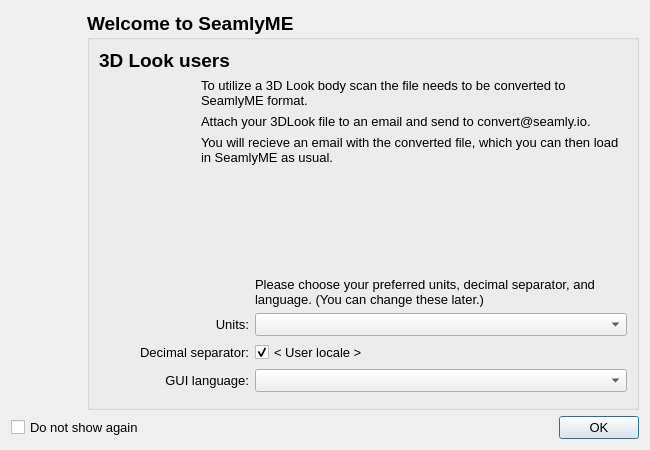
This is src/app/seamlyme/dialogs/me_welcome_dialog.ui in FashionFreedom/Seamly2D as Qt 5 draws it before an edit. The edited form follows.
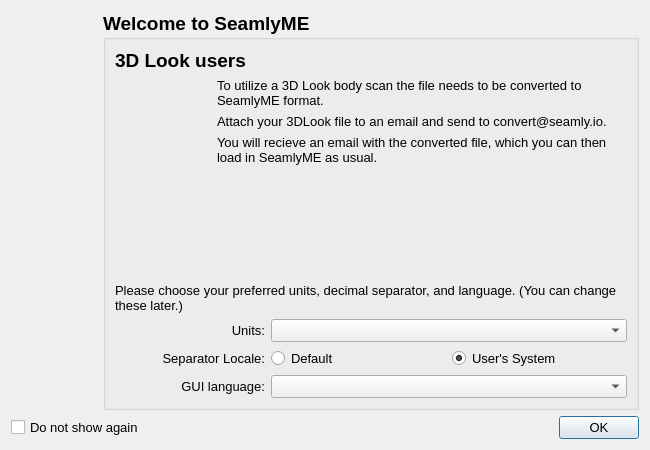
This is the edited form. Icons and pictures are not drawn.

Commit message: update locale pref selection in dialogs

Patch:
```diff
--- a/src/app/seamlyme/dialogs/me_welcome_dialog.ui
+++ b/src/app/seamlyme/dialogs/me_welcome_dialog.ui
@@ -29,20 +29,26 @@
    <iconset resource="../../../libs/vmisc/share/resources/icon.qrc">
     <normaloff>:/icon/logos/seamlyme_logo_32.png</normaloff>:/icon/logos/seamlyme_logo_32.png</iconset>
   </property>
-  <layout class="QVBoxLayout" name="verticalLayout_4">
+  <layout class="QVBoxLayout" name="verticalLayout_3">
    <item>
     <layout class="QHBoxLayout" name="horizontalLayout_3">
      <item>
       <widget class="QLabel" name="seamlyme_banner_Label">
        <property name="sizePolicy">
-        <sizepolicy hsizetype="Fixed" vsizetype="Minimum">
+        <sizepolicy hsizetype="Fixed" vsizetype="Fixed">
          <horstretch>0</horstretch>
          <verstretch>0</verstretch>
         </sizepolicy>
        </property>
        <property name="minimumSize">
         <size>
-         <width>70</width>
+         <width>86</width>
+         <height>400</height>
+        </size>
+       </property>
+       <property name="maximumSize">
+        <size>
+         <width>86</width>
          <height>400</height>
         </size>
        </property>
@@ -50,7 +56,7 @@
         <string/>
        </property>
        <property name="pixmap">
-        <pixmap resource="../share/resources/seamlymeicon.qrc">:/seamlymeicon/seamlyme_vertical.png</pixmap>
+        <pixmap resource="../../../libs/vmisc/share/resources/icon.qrc">:/icon/logos/seamlyme_banner_vert.svg</pixmap>
        </property>
        <property name="scaledContents">
         <bool>true</bool>
@@ -71,7 +77,7 @@
        <property name="title">
         <string>Welcome to SeamlyME</string>
        </property>
-       <layout class="QVBoxLayout" name="verticalLayout_3">
+       <layout class="QVBoxLayout" name="verticalLayout_4">
         <item>
          <layout class="QVBoxLayout" name="verticalLayout_2">
           <item>
@@ -181,8 +187,6 @@
          </spacer>
         </item>
         <item>
-         <layout class="QFormLayout" name="formLayout">
-          <item row="0" column="1">
            <widget class="QLabel" name="label_2">
             <property name="font">
              <font>
@@ -198,7 +202,9 @@
             </property>
            </widget>
           </item>
-          <item row="1" column="0">
+        <item>
+         <layout class="QFormLayout" name="formLayout">
+          <item row="0" column="0">
            <widget class="QLabel" name="units_Label">
             <property name="minimumSize">
              <size>
@@ -220,7 +226,7 @@
             </property>
            </widget>
           </item>
-          <item row="1" column="1">
+          <item row="0" column="1">
            <widget class="QComboBox" name="units_ComboBox">
             <property name="sizePolicy">
              <sizepolicy hsizetype="Preferred" vsizetype="Preferred">
@@ -245,7 +251,7 @@
             </property>
            </widget>
           </item>
-          <item row="2" column="0">
+          <item row="1" column="0">
            <widget class="QLabel" name="seperastor_Label">
             <property name="minimumSize">
              <size>
@@ -260,39 +266,47 @@
              </font>
             </property>
             <property name="text">
-             <string>Decimal separator:</string>
+             <string>Separator Locale:</string>
             </property>
             <property name="alignment">
              <set>Qt::AlignRight|Qt::AlignTrailing|Qt::AlignVCenter</set>
             </property>
            </widget>
           </item>
-          <item row="2" column="1">
-           <widget class="QCheckBox" name="separator_CheckBox">
-            <property name="minimumSize">
-             <size>
-              <width>300</width>
-              <height>0</height>
-             </size>
-            </property>
+          <item row="1" column="1">
+           <layout class="QHBoxLayout" name="horizontalLayout_5">
+            <item>
+             <widget class="QRadioButton" name="cLocale_RadioButton">
             <property name="font">
              <font>
               <pointsize>10</pointsize>
               <bold>false</bold>
              </font>
             </property>
-            <property name="toolTip">
-             <string>&lt;html&gt;&lt;head/&gt;&lt;body&gt;&lt;p&gt;Selects what decimal separator char to use.  When checked the separator for the user's locale is used.  When unchecked the period is used.&lt;/p&gt;&lt;/body&gt;&lt;/html&gt;</string>
-            </property>
+              <property name="text">
+               <string>Default</string>
+              </property>
+             </widget>
+            </item>
+            <item>
+             <widget class="QRadioButton" name="userLocale_RadioButton">
+              <property name="font">
+               <font>
+                <pointsize>10</pointsize>
+                <bold>false</bold>
+               </font>
+              </property>
             <property name="text">
-             <string notr="true">&lt; User locale &gt;</string>
+               <string>User's System</string>
             </property>
             <property name="checked">
              <bool>true</bool>
             </property>
            </widget>
           </item>
-          <item row="3" column="0">
+           </layout>
+          </item>
+          <item row="2" column="0">
            <widget class="QLabel" name="language_Label">
             <property name="minimumSize">
              <size>
@@ -314,7 +328,7 @@
             </property>
            </widget>
           </item>
-          <item row="3" column="1">
+          <item row="2" column="1">
            <widget class="QComboBox" name="language_ComboBox">
             <property name="minimumSize">
              <size>
@@ -333,9 +347,6 @@
             </property>
            </widget>
           </item>
-          <item row="4" column="1">
-           <layout class="QHBoxLayout" name="horizontalLayout_4"/>
-          </item>
          </layout>
         </item>
        </layout>
```
Left out of the diff: 1 changed line with no effect on the pictures. Lines whose indentation alone changed are shown as unchanged. The commit also changes 26 other files.
